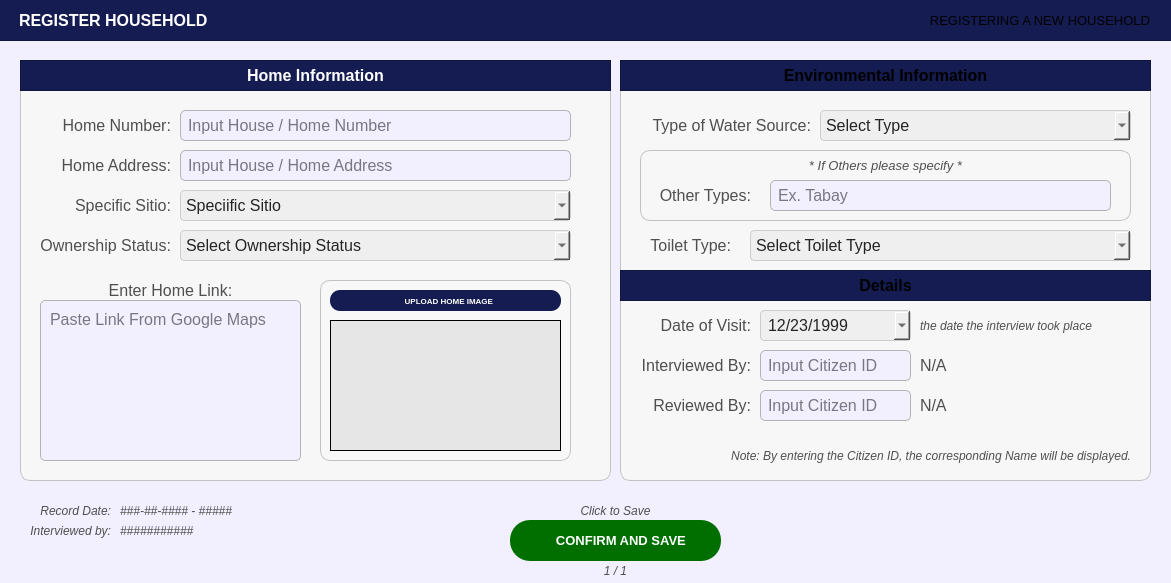
Before: the Qt Designer form UI/PopUp/Screen_CitizenPanel/ScreenHousehold/register_household.ui in Yohhannn/Barangay-Records-Statistics-System, drawn with Qt 5.
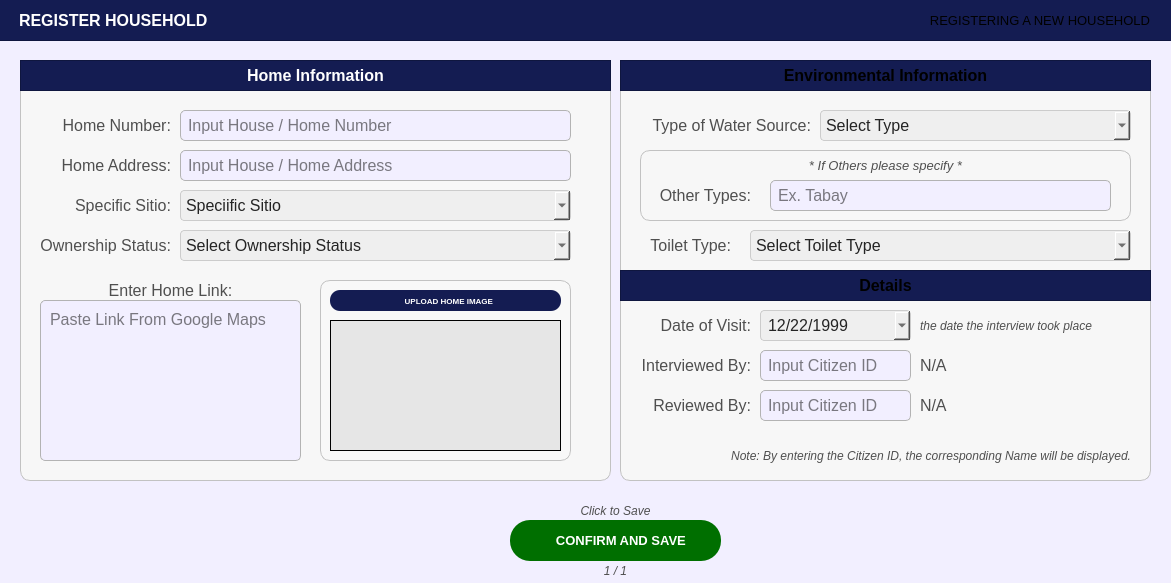
After: the same form once the commit is applied. Icons and pictures are not drawn.

Commit message: [ Major Update V3.2.0 ] + Updated Multiple UIs + Added Record Medical History + Added the Date Encoded, Encoded By, Last Updated, Updated By -JP

Patch:
```diff
--- a/UI/PopUp/Screen_CitizenPanel/ScreenHousehold/register_household.ui
+++ b/UI/PopUp/Screen_CitizenPanel/ScreenHousehold/register_household.ui
@@ -977,7 +977,7 @@
       <second>0</second>
       <year>1999</year>
       <month>12</month>
-      <day>23</day>
+      <day>22</day>
      </datetime>
     </property>
     <property name="displayFormat">
@@ -1829,130 +1829,6 @@
     </property>
    </widget>
   </widget>
-  <widget class="QLabel" name="labelNote_x">
-   <property name="geometry">
-    <rect>
-     <x>20</x>
-     <y>520</y>
-     <width>91</width>
-     <height>21</height>
-    </rect>
-   </property>
-   <property name="font">
-    <font>
-     <family>Arial</family>
-     <pointsize>9</pointsize>
-     <italic>true</italic>
-     <bold>false</bold>
-    </font>
-   </property>
-   <property name="styleSheet">
-    <string notr="true">#labelNote_x {
-	background-color: transparent;
-	color: #4f4f4f;
-}
-</string>
-   </property>
-   <property name="text">
-    <string>Interviewed by:</string>
-   </property>
-   <property name="alignment">
-    <set>Qt::AlignmentFlag::AlignRight|Qt::AlignmentFlag::AlignTrailing|Qt::AlignmentFlag::AlignVCenter</set>
-   </property>
-  </widget>
-  <widget class="QLabel" name="interviewer_emp_name">
-   <property name="geometry">
-    <rect>
-     <x>120</x>
-     <y>520</y>
-     <width>211</width>
-     <height>21</height>
-    </rect>
-   </property>
-   <property name="font">
-    <font>
-     <family>Arial</family>
-     <pointsize>9</pointsize>
-     <italic>true</italic>
-     <bold>false</bold>
-    </font>
-   </property>
-   <property name="styleSheet">
-    <string notr="true">#interviewer_emp_name {
-	background-color: transparent;
-	color: #4f4f4f;
-}
-</string>
-   </property>
-   <property name="text">
-    <string>###########</string>
-   </property>
-   <property name="alignment">
-    <set>Qt::AlignmentFlag::AlignLeading|Qt::AlignmentFlag::AlignLeft|Qt::AlignmentFlag::AlignVCenter</set>
-   </property>
-  </widget>
-  <widget class="QLabel" name="interviewer_dateofvisit">
-   <property name="geometry">
-    <rect>
-     <x>120</x>
-     <y>500</y>
-     <width>171</width>
-     <height>21</height>
-    </rect>
-   </property>
-   <property name="font">
-    <font>
-     <family>Arial</family>
-     <pointsize>9</pointsize>
-     <italic>true</italic>
-     <bold>false</bold>
-    </font>
-   </property>
-   <property name="styleSheet">
-    <string notr="true">#interviewer_dateofvisit {
-	background-color: transparent;
-	color: #4f4f4f;
-}
-</string>
-   </property>
-   <property name="text">
-    <string>###-##-#### - #####</string>
-   </property>
-   <property name="alignment">
-    <set>Qt::AlignmentFlag::AlignLeading|Qt::AlignmentFlag::AlignLeft|Qt::AlignmentFlag::AlignVCenter</set>
-   </property>
-  </widget>
-  <widget class="QLabel" name="DateofVisit">
-   <property name="geometry">
-    <rect>
-     <x>30</x>
-     <y>500</y>
-     <width>81</width>
-     <height>21</height>
-    </rect>
-   </property>
-   <property name="font">
-    <font>
-     <family>Arial</family>
-     <pointsize>9</pointsize>
-     <italic>true</italic>
-     <bold>false</bold>
-    </font>
-   </property>
-   <property name="styleSheet">
-    <string notr="true">#DateofVisit {
-	background-color: transparent;
-	color: #4f4f4f;
-}
-</string>
-   </property>
-   <property name="text">
-    <string>Record Date:</string>
-   </property>
-   <property name="alignment">
-    <set>Qt::AlignmentFlag::AlignRight|Qt::AlignmentFlag::AlignTrailing|Qt::AlignmentFlag::AlignVCenter</set>
-   </property>
-  </widget>
   <widget class="QPushButton" name="register_buttonConfirmHousehold_SaveForm">
    <property name="geometry">
     <rect>
```
The commit also changes 20 other files.
